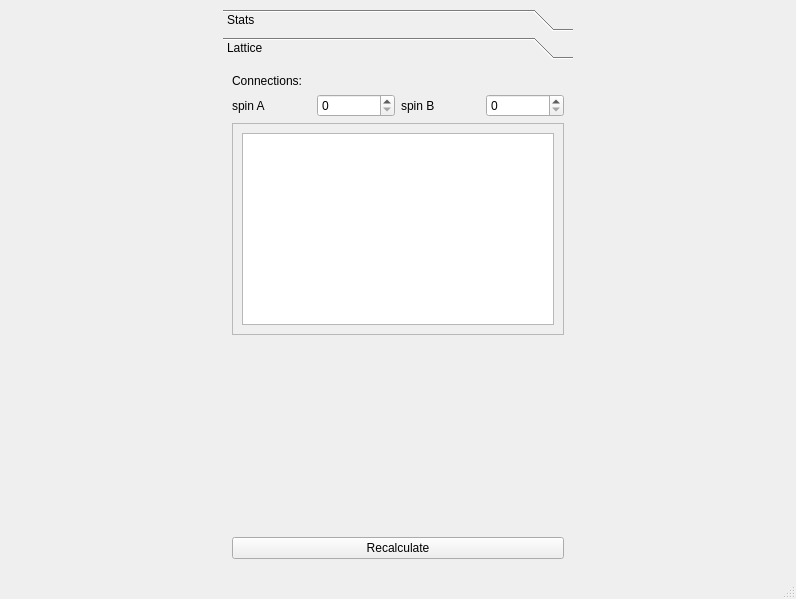
Old version of the form viewer/mainwindow.ui in the repository kmkolasinski/Bubel.
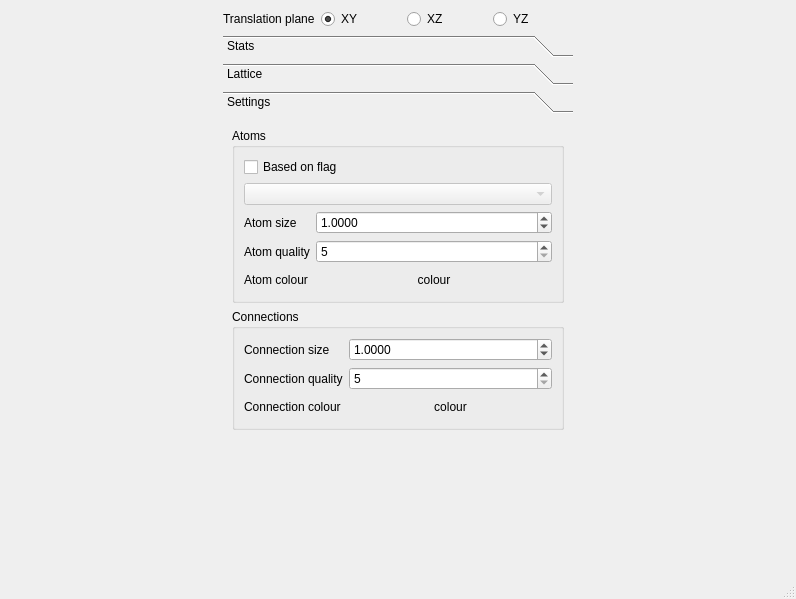
New version of the form.

Diff of the .ui file:
```diff
--- a/viewer/mainwindow.ui
+++ b/viewer/mainwindow.ui
@@ -23,6 +23,46 @@
      </layout>
     </item>
     <item>
+     <layout class="QVBoxLayout" name="verticalLayout">
+      <property name="sizeConstraint">
+       <enum>QLayout::SetMinimumSize</enum>
+      </property>
+      <item>
+       <layout class="QGridLayout" name="gridLayout_2">
+        <item row="0" column="1">
+         <widget class="QRadioButton" name="radioButtonMainXY">
+          <property name="text">
+           <string>XY</string>
+          </property>
+          <property name="checked">
+           <bool>true</bool>
+          </property>
+         </widget>
+        </item>
+        <item row="0" column="2">
+         <widget class="QRadioButton" name="radioButtonMainXZ">
+          <property name="text">
+           <string>XZ</string>
+          </property>
+         </widget>
+        </item>
+        <item row="0" column="3">
+         <widget class="QRadioButton" name="radioButtonMainYZ">
+          <property name="text">
+           <string>YZ</string>
+          </property>
+         </widget>
+        </item>
+        <item row="0" column="0">
+         <widget class="QLabel" name="label_4">
+          <property name="text">
+           <string>Translation plane</string>
+          </property>
+         </widget>
+        </item>
+       </layout>
+      </item>
+      <item>
      <widget class="QToolBox" name="toolBox">
       <property name="sizePolicy">
        <sizepolicy hsizetype="Minimum" vsizetype="Minimum">
@@ -37,7 +77,7 @@
        </size>
       </property>
       <property name="currentIndex">
-       <number>1</number>
+         <number>2</number>
       </property>
       <widget class="QWidget" name="page">
        <property name="geometry">
@@ -51,7 +91,7 @@
        <attribute name="label">
         <string>Stats</string>
        </attribute>
-       <layout class="QVBoxLayout" name="verticalLayout">
+         <layout class="QVBoxLayout" name="verticalLayout_4">
         <item>
          <widget class="QPushButton" name="pushButton">
           <property name="text">
@@ -97,7 +137,7 @@
          <x>0</x>
          <y>0</y>
          <width>350</width>
-         <height>452</height>
+           <height>409</height>
         </rect>
        </property>
        <attribute name="label">
@@ -146,7 +186,7 @@
              <x>0</x>
              <y>0</y>
              <width>330</width>
-             <height>159</height>
+               <height>212</height>
             </rect>
            </property>
            <layout class="QVBoxLayout" name="verticalLayout_5">
@@ -183,7 +223,180 @@
         </item>
        </layout>
       </widget>
-     </widget>
+        <widget class="QWidget" name="page_3">
+         <attribute name="label">
+          <string>Settings</string>
+         </attribute>
+         <layout class="QVBoxLayout" name="verticalLayout_7">
+          <item>
+           <widget class="QGroupBox" name="groupBox">
+            <property name="title">
+             <string>Atoms</string>
+            </property>
+            <layout class="QVBoxLayout" name="verticalLayout_6">
+             <item>
+              <widget class="QCheckBox" name="checkBoxPerFlagSettings">
+               <property name="text">
+                <string>Based on flag</string>
+               </property>
+              </widget>
+             </item>
+             <item>
+              <widget class="QComboBox" name="comboBoxFlags">
+               <property name="enabled">
+                <bool>false</bool>
+               </property>
+              </widget>
+             </item>
+             <item>
+              <layout class="QFormLayout" name="formLayout">
+               <item row="0" column="0">
+                <widget class="QLabel" name="label_5">
+                 <property name="text">
+                  <string>Atom size</string>
+                 </property>
+                </widget>
+               </item>
+               <item row="0" column="1">
+                <widget class="QDoubleSpinBox" name="doubleSpinBoxAtomSize">
+                 <property name="decimals">
+                  <number>4</number>
+                 </property>
+                 <property name="minimum">
+                  <double>0.000000000000000</double>
+                 </property>
+                 <property name="maximum">
+                  <double>10000000.000000000000000</double>
+                 </property>
+                 <property name="singleStep">
+                  <double>1.000000000000000</double>
+                 </property>
+                 <property name="value">
+                  <double>1.000000000000000</double>
+                 </property>
+                </widget>
+               </item>
+               <item row="1" column="0">
+                <widget class="QLabel" name="label_6">
+                 <property name="text">
+                  <string>Atom quality</string>
+                 </property>
+                </widget>
+               </item>
+               <item row="1" column="1">
+                <widget class="QSpinBox" name="spinBoxAtomQ">
+                 <property name="minimum">
+                  <number>5</number>
+                 </property>
+                 <property name="maximum">
+                  <number>50</number>
+                 </property>
+                </widget>
+               </item>
+               <item row="2" column="0">
+                <widget class="QLabel" name="label_7">
+                 <property name="text">
+                  <string>Atom colour</string>
+                 </property>
+                </widget>
+               </item>
+               <item row="2" column="1">
+                <widget class="QPushButton" name="pushButtonAtomColor">
+                 <property name="text">
+                  <string>colour</string>
+                 </property>
+                 <property name="flat">
+                  <bool>true</bool>
+                 </property>
+                </widget>
+               </item>
+              </layout>
+             </item>
+            </layout>
+           </widget>
+          </item>
+          <item>
+           <widget class="QGroupBox" name="groupBox_2">
+            <property name="title">
+             <string>Connections</string>
+            </property>
+            <layout class="QVBoxLayout" name="verticalLayout_8">
+             <item>
+              <layout class="QFormLayout" name="formLayout_2">
+               <item row="0" column="0">
+                <widget class="QLabel" name="label_8">
+                 <property name="text">
+                  <string>Connection size</string>
+                 </property>
+                </widget>
+               </item>
+               <item row="0" column="1">
+                <widget class="QDoubleSpinBox" name="doubleSpinBoxConnectionSize">
+                 <property name="decimals">
+                  <number>4</number>
+                 </property>
+                 <property name="maximum">
+                  <double>1000000.000000000000000</double>
+                 </property>
+                 <property name="value">
+                  <double>1.000000000000000</double>
+                 </property>
+                </widget>
+               </item>
+               <item row="1" column="1">
+                <widget class="QSpinBox" name="spinBoxConnectionQ">
+                 <property name="minimum">
+                  <number>5</number>
+                 </property>
+                </widget>
+               </item>
+               <item row="1" column="0">
+                <widget class="QLabel" name="label_9">
+                 <property name="text">
+                  <string>Connection quality</string>
+                 </property>
+                </widget>
+               </item>
+               <item row="2" column="0">
+                <widget class="QLabel" name="label_10">
+                 <property name="text">
+                  <string>Connection colour</string>
+                 </property>
+                </widget>
+               </item>
+               <item row="2" column="1">
+                <widget class="QPushButton" name="pushButtonConnectionColour">
+                 <property name="text">
+                  <string>colour</string>
+                 </property>
+                 <property name="flat">
+                  <bool>true</bool>
+                 </property>
+                </widget>
+               </item>
+              </layout>
+             </item>
+            </layout>
+           </widget>
+          </item>
+          <item>
+           <spacer name="verticalSpacer">
+            <property name="orientation">
+             <enum>Qt::Vertical</enum>
+            </property>
+            <property name="sizeHint" stdset="0">
+             <size>
+              <width>20</width>
+              <height>40</height>
+             </size>
+            </property>
+           </spacer>
+          </item>
+         </layout>
+        </widget>
+       </widget>
+      </item>
+     </layout>
     </item>
    </layout>
   </widget>
```
Left out of the diff: 17 changed lines with no effect on the pictures. Lines whose indentation alone changed are shown as unchanged.
